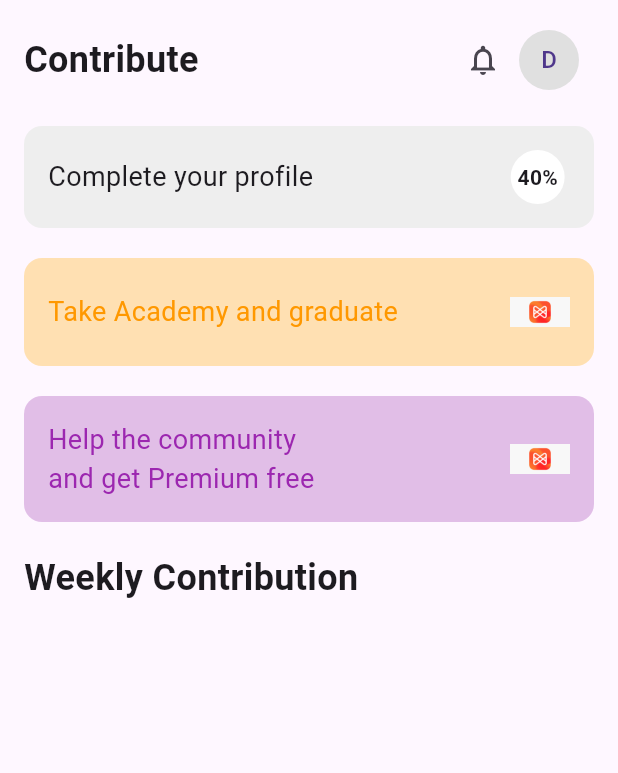
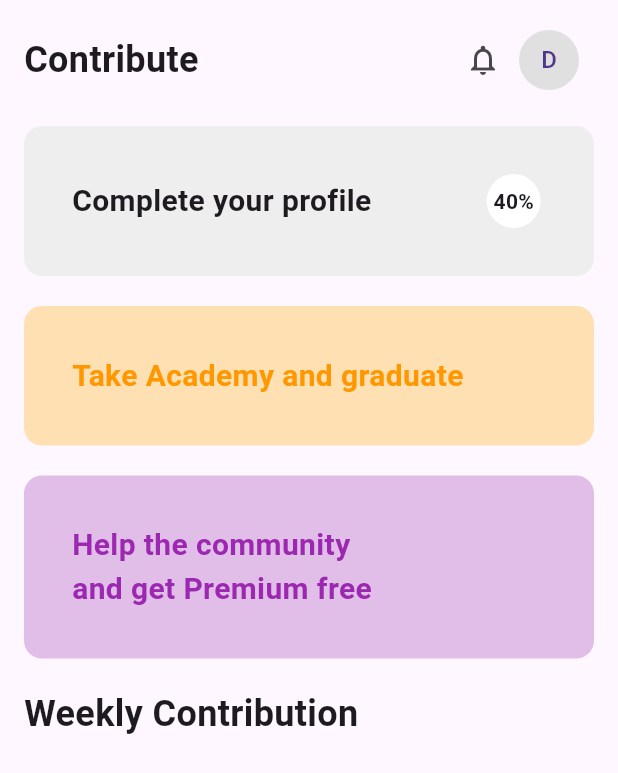
Before and after one commit to senthilece01/MusixMatchClone, a Flutter app: the ContributePage screen opened directly, on a phone screen of 412 x 824 dp. Shown: the top 773 px of the screen. Run offline on Flutter 3.47's test engine with Material 3 defaults, Android fonts, the light colour scheme and no system bars; our stand-ins replace font_awesome_flutter, get.

Commit message:
Updated the contribute page

```diff
--- a/lib/core/constant.dart
+++ b/lib/core/constant.dart
@@ -29,6 +29,8 @@ const String appleMusic = "Apple Music";
 // home
 const String top50India = "Top 50 India";
 const String viewAll = "View all";
+const String forTheArtist = "For the artists";
+
 //contribute
 const String completeProfile = 'Complete your profile';
 const String fourtyPercent = '40%';
--- a/lib/resources/views/contribute/screens/contribute_page.dart
+++ b/lib/resources/views/contribute/screens/contribute_page.dart
@@ -40,7 +40,7 @@ class ContributePage extends StatelessWidget {
               const SizedBox(height: 20),
               // Complete Profile Section
               Container(
-                padding: const EdgeInsets.all(16),
+                padding: const EdgeInsets.all(32),
                 decoration: BoxDecoration(
                   color: Colors.grey.shade200,
                   borderRadius: BorderRadius.circular(12),
@@ -50,7 +50,8 @@ class ContributePage extends StatelessWidget {
                   children: [
                     const Text(
                       completeProfile,
-                      style: TextStyle(fontSize: 18),
+                      style:
+                          TextStyle(fontSize: 20, fontWeight: FontWeight.bold),
                     ),
                     Container(
                       padding: const EdgeInsets.all(8),
@@ -69,23 +70,26 @@ class ContributePage extends StatelessWidget {
               const SizedBox(height: 20),
               // Take Academy Section
               Container(
-                padding: const EdgeInsets.all(16),
+                padding: const EdgeInsets.all(32),
                 decoration: BoxDecoration(
                   color: Colors.orange.shade100,
                   borderRadius: BorderRadius.circular(12),
                 ),
-                child: Row(
+                child: const Row(
                   mainAxisAlignment: MainAxisAlignment.spaceBetween,
                   children: [
-                    const Text(
+                    Text(
                       takeAcademy,
-                      style: TextStyle(fontSize: 18, color: Colors.orange),
+                      style: TextStyle(
+                          fontSize: 20,
+                          color: Colors.orange,
+                          fontWeight: FontWeight.bold),
                     ),
-                    Image.asset(
-                      ImagePathUtility.logo,
-                      width: 40,
-                      height: 40,
-                    ),
+                    // Image.asset(
+                    //   ImagePathUtility.logo,
+                    //   width: 40,
+                    //   height: 40,
+                    // ),
                   ],
                 ),
               ),
@@ -93,31 +97,36 @@ class ContributePage extends StatelessWidget {
 
               // Help Community Section
               Container(
-                padding: const EdgeInsets.all(16),
+                padding: const EdgeInsets.all(32),
                 decoration: BoxDecoration(
                   color: Colors.purple.shade100,
                   borderRadius: BorderRadius.circular(12),
                 ),
-                child: Row(
+                child: const Row(
                   mainAxisAlignment: MainAxisAlignment.spaceBetween,
                   children: [
-                    const Text(
+                    Text(
                       helpTheCommuniy,
-                      style: TextStyle(fontSize: 18, color: Colors.purple),
+                      style: TextStyle(
+                          fontSize: 20,
+                          color: Colors.purple,
+                          fontWeight: FontWeight.bold),
                     ),
-                    Image.asset(
-                      ImagePathUtility.logo,
-                      width: 40,
-                      height: 40,
-                    ),
+                    // Image.asset(
+                    //   ImagePathUtility.logo,
+                    //   width: 40,
+                    //   height: 40,
+                    // ),
                   ],
                 ),
               ),
-              const SizedBox(height: 20,),
+              const SizedBox(
+                height: 20,
+              ),
               const Text(
-                    weeklyContribution,
-                    style: TextStyle(fontSize: 24, fontWeight: FontWeight.bold),
-                  ),
+                weeklyContribution,
+                style: TextStyle(fontSize: 24, fontWeight: FontWeight.bold),
+              ),
             ],
           ),
         ),
```
Also changed, not shown: lib/resources/views/home/screens/home_page.dart (+22 -4 lines).
